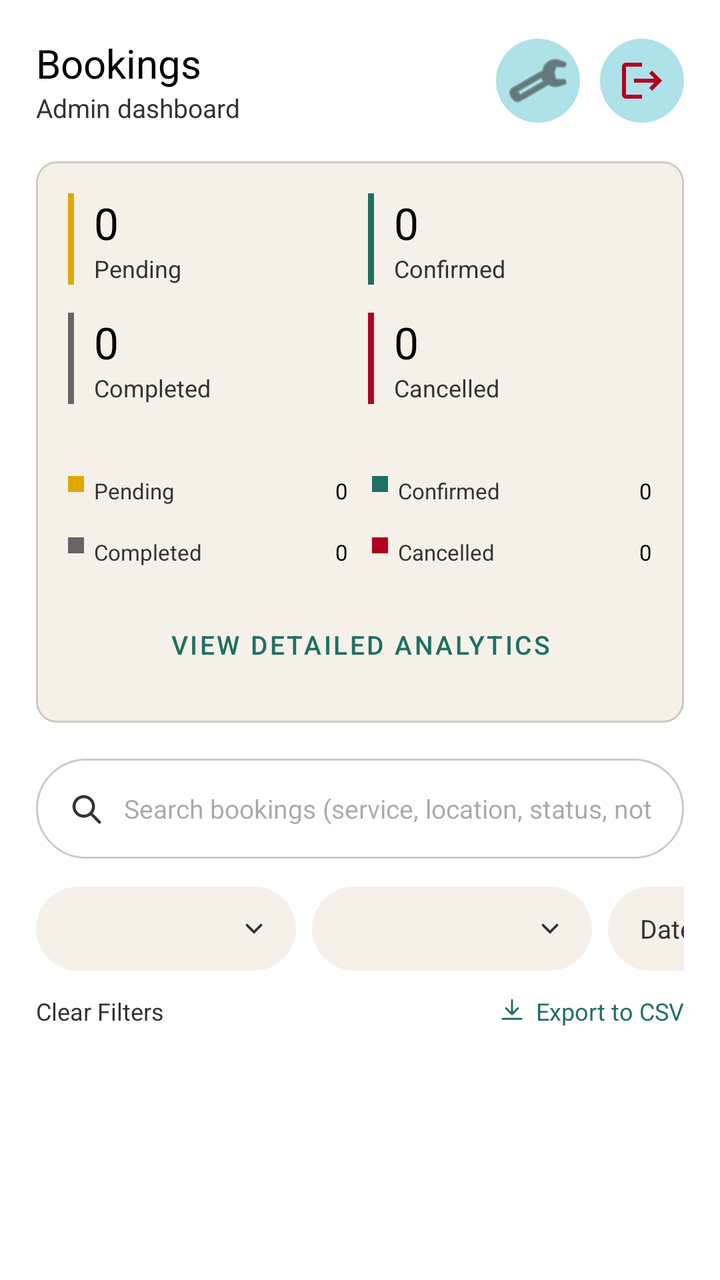
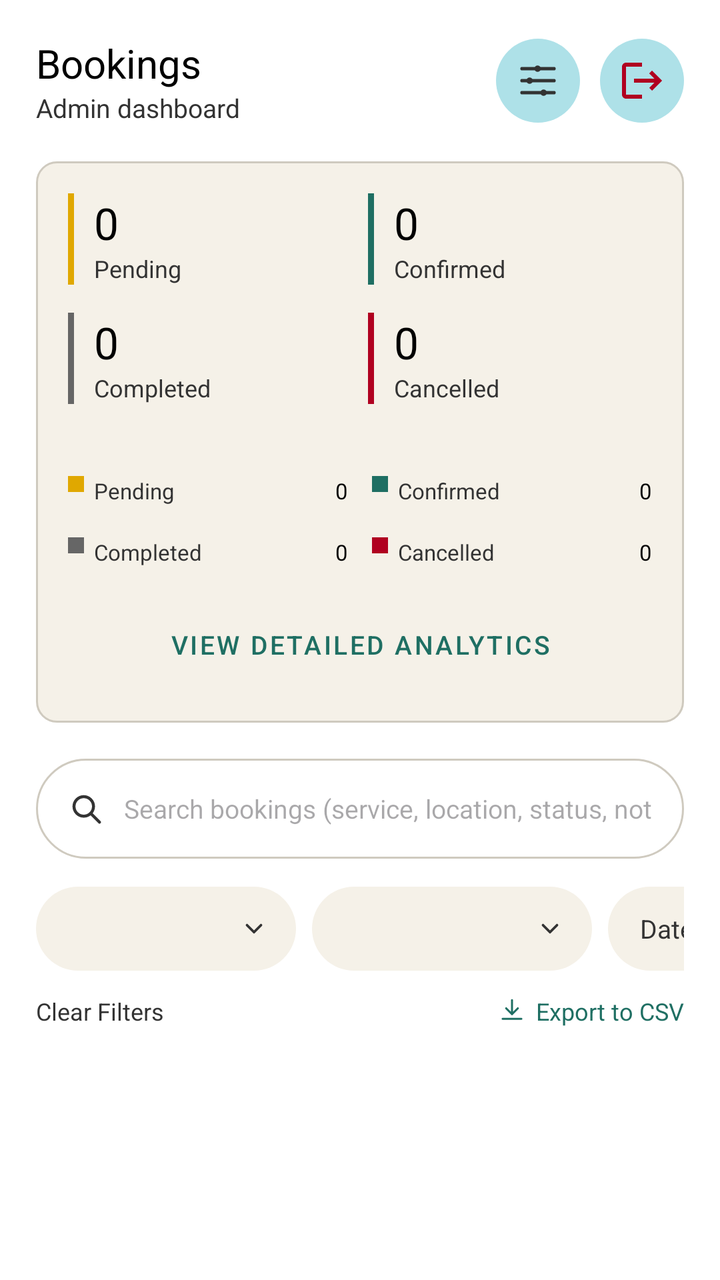

The first picture is an Android layout as it rendered before a commit; the second is the same layout after the commit. The layout source and the unified diff follow.
<!-- AndroidManifest.xml: application theme Theme.MMMBookingApp -->
<!-- res/layout/activity_admin_dashboard.xml -->
<?xml version="1.0" encoding="utf-8"?>
<androidx.core.widget.NestedScrollView xmlns:android="http://schemas.android.com/apk/res/android"
    xmlns:app="http://schemas.android.com/apk/res-auto"
    android:layout_width="match_parent"
    android:layout_height="match_parent"
    android:background="@color/color_background"
    android:fillViewport="true"
    android:scrollbars="vertical"
    android:scrollbarStyle="outsideOverlay"
    android:scrollbarThumbVertical="@color/color_primary"
    android:fadeScrollbars="false">

    <LinearLayout
        android:layout_width="match_parent"
        android:layout_height="wrap_content"
        android:orientation="vertical"
        android:padding="18dp">

        
        <LinearLayout
            android:layout_width="match_parent"
            android:layout_height="wrap_content"
            android:orientation="horizontal"
            android:gravity="center_vertical"
            android:layout_marginBottom="18dp">

            <LinearLayout
                android:layout_width="0dp"
                android:layout_height="wrap_content"
                android:layout_weight="1"
                android:orientation="vertical">

                <TextView
                    android:layout_width="wrap_content"
                    android:layout_height="wrap_content"
                    android:text="@string/dashboard_header_title"
                    android:textColor="@color/color_text_heading"
                    android:textSize="20sp" />

                <TextView
                    android:layout_width="wrap_content"
                    android:layout_height="wrap_content"
                    android:text="@string/admin_dashboard_subtitle"
                    android:textColor="@color/color_text_primary"
                    android:textSize="13sp" />
            </LinearLayout>

            
            <ImageButton
                android:id="@+id/btnSettings"
                android:layout_width="42dp"
                android:layout_height="42dp"
                android:layout_marginEnd="10dp"
                android:background="@drawable/bg_circle_button"
                android:padding="10dp"
                android:src="@android:drawable/ic_menu_manage"
                app:tint="@color/color_text_primary"
                android:contentDescription="@string/btn_settings" />

            
            <ImageButton
                android:id="@+id/btnLogoutAdmin"
                android:layout_width="42dp"
                android:layout_height="42dp"
                android:background="@drawable/bg_circle_button"
                android:padding="10dp"
                android:src="@drawable/ic_logout_arrow"
                app:tint="@color/color_error"
                android:contentDescription="@string/btn_logout_top" />
        </LinearLayout>

        
        <LinearLayout
            android:layout_width="match_parent"
            android:layout_height="wrap_content"
            android:orientation="vertical"
            android:background="@drawable/bg_card"
            android:padding="16dp"
            android:layout_marginBottom="18dp">

            
            <LinearLayout
                android:layout_width="match_parent"
                android:layout_height="wrap_content"
                android:orientation="horizontal"
                android:layout_marginBottom="14dp">

                <LinearLayout
                    android:layout_width="0dp"
                    android:layout_height="wrap_content"
                    android:layout_weight="1"
                    android:orientation="horizontal"
                    android:layout_marginEnd="8dp">

                    <View
                        android:layout_width="3dp"
                        android:layout_height="match_parent"
                        android:background="@color/color_status_pending" />

                    <LinearLayout
                        android:layout_width="match_parent"
                        android:layout_height="wrap_content"
                        android:orientation="vertical"
                        android:paddingStart="10dp">

                        <TextView
                            android:id="@+id/tvSummaryPending"
                            android:layout_width="wrap_content"
                            android:layout_height="wrap_content"
                            android:text="0"
                            android:textColor="@color/color_text_heading"
                            android:textSize="22sp" />

                        <TextView
                            android:layout_width="wrap_content"
                            android:layout_height="wrap_content"
                            android:text="@string/summary_pending"
                            android:textColor="@color/color_text_primary"
                            android:textSize="12sp" />
                    </LinearLayout>
                </LinearLayout>

                <LinearLayout
                    android:layout_width="0dp"
                    android:layout_height="wrap_content"
                    android:layout_weight="1"
                    android:orientation="horizontal">

                    <View
                        android:layout_width="3dp"
                        android:layout_height="match_parent"
                        android:background="@color/color_status_confirmed" />

                    <LinearLayout
                        android:layout_width="match_parent"
                        android:layout_height="wrap_content"
                        android:orientation="vertical"
                        android:paddingStart="10dp">

                        <TextView
                            android:id="@+id/tvSummaryConfirmed"
                            android:layout_width="wrap_content"
                            android:layout_height="wrap_content"
                            android:text="0"
                            android:textColor="@color/color_text_heading"
                            android:textSize="22sp" />

                        <TextView
                            android:layout_width="wrap_content"
                            android:layout_height="wrap_content"
                            android:text="@string/summary_confirmed"
                            android:textColor="@color/color_text_primary"
                            android:textSize="12sp" />
                    </LinearLayout>
                </LinearLayout>
            </LinearLayout>

            <LinearLayout
                android:layout_width="match_parent"
                android:layout_height="wrap_content"
                android:orientation="horizontal"
                android:layout_marginBottom="16dp">

                <LinearLayout
                    android:layout_width="0dp"
                    android:layout_height="wrap_content"
                    android:layout_weight="1"
                    android:orientation="horizontal"
                    android:layout_marginEnd="8dp">

                    <View
                        android:layout_width="3dp"
                        android:layout_height="match_parent"
                        android:background="@color/color_status_completed" />

                    <LinearLayout
                        android:layout_width="match_parent"
                        android:layout_height="wrap_content"
                        android:orientation="vertical"
                        android:paddingStart="10dp">

                        <TextView
                            android:id="@+id/tvSummaryCompleted"
                            android:layout_width="wrap_content"
                            android:layout_height="wrap_content"
                            android:text="0"
                            android:textColor="@color/color_text_heading"
                            android:textSize="22sp" />

                        <TextView
                            android:layout_width="wrap_content"
                            android:layout_height="wrap_content"
                            android:text="@string/summary_completed"
                            android:textColor="@color/color_text_primary"
                            android:textSize="12sp" />
                    </LinearLayout>
                </LinearLayout>

                <LinearLayout
                    android:layout_width="0dp"
                    android:layout_height="wrap_content"
                    android:layout_weight="1"
                    android:orientation="horizontal">

                    <View
                        android:layout_width="3dp"
                        android:layout_height="match_parent"
                        android:background="@color/color_error" />

                    <LinearLayout
                        android:layout_width="match_parent"
                        android:layout_height="wrap_content"
                        android:orientation="vertical"
                        android:paddingStart="10dp">

                        <TextView
                            android:id="@+id/tvSummaryCancelled"
                            android:layout_width="wrap_content"
                            android:layout_height="wrap_content"
                            android:text="0"
                            android:textColor="@color/color_text_heading"
                            android:textSize="22sp" />

                        <TextView
                            android:layout_width="wrap_content"
                            android:layout_height="wrap_content"
                            android:text="@string/summary_cancelled"
                            android:textColor="@color/color_text_primary"
                            android:textSize="12sp" />
                    </LinearLayout>
                </LinearLayout>
            </LinearLayout>

            
            <LinearLayout
                android:layout_width="match_parent"
                android:layout_height="8dp"
                android:orientation="horizontal"
                android:layout_marginBottom="12dp">

                <View
                    android:id="@+id/barPending"
                    android:layout_width="0dp"
                    android:layout_height="match_parent"
                    android:layout_weight="0"
                    android:background="@color/color_status_pending" />

                <View
                    android:id="@+id/barConfirmed"
                    android:layout_width="0dp"
                    android:layout_height="match_parent"
                    android:layout_weight="0"
                    android:background="@color/color_status_confirmed" />

                <View
                    android:id="@+id/barCompleted"
                    android:layout_width="0dp"
                    android:layout_height="match_parent"
                    android:layout_weight="0"
                    android:background="@color/color_status_completed" />

                <View
                    android:id="@+id/barCancelled"
                    android:layout_width="0dp"
                    android:layout_height="match_parent"
                    android:layout_weight="0"
                    android:background="@color/color_error" />

                
                <View
                    android:id="@+id/barEmptyFallback"
                    android:layout_width="0dp"
                    android:layout_height="match_parent"
                    android:layout_weight="0"
                    android:background="@color/color_border" />
            </LinearLayout>

            
            <LinearLayout
                android:layout_width="match_parent"
                android:layout_height="wrap_content"
                android:orientation="horizontal"
                android:layout_marginBottom="16dp">

                <View android:layout_width="8dp" android:layout_height="8dp" android:background="@color/color_status_pending" />
                <TextView
                    android:layout_width="0dp" android:layout_height="wrap_content" android:layout_weight="1"
                    android:layout_marginStart="5dp" android:layout_marginEnd="8dp"
                    android:text="@string/summary_pending" android:textColor="@color/color_text_primary" android:textSize="11sp" />
                <TextView android:id="@+id/tvCountPending" android:layout_width="wrap_content" android:layout_height="wrap_content"
                    android:text="0" android:textColor="@color/color_text_heading" android:textSize="11sp" android:layout_marginEnd="12dp" />

                <View android:layout_width="8dp" android:layout_height="8dp" android:background="@color/color_status_confirmed" />
                <TextView
                    android:layout_width="0dp" android:layout_height="wrap_content" android:layout_weight="1"
                    android:layout_marginStart="5dp" android:layout_marginEnd="8dp"
                    android:text="@string/summary_confirmed" android:textColor="@color/color_text_primary" android:textSize="11sp" />
                <TextView android:id="@+id/tvCountConfirmed" android:layout_width="wrap_content" android:layout_height="wrap_content"
                    android:text="0" android:textColor="@color/color_text_heading" android:textSize="11sp" />
            </LinearLayout>

            <LinearLayout
                android:layout_width="match_parent"
                android:layout_height="wrap_content"
                android:orientation="horizontal"
                android:layout_marginBottom="16dp">

                <View android:layout_width="8dp" android:layout_height="8dp" android:background="@color/color_status_completed" />
                <TextView
                    android:layout_width="0dp" android:layout_height="wrap_content" android:layout_weight="1"
                    android:layout_marginStart="5dp" android:layout_marginEnd="8dp"
                    android:text="@string/summary_completed" android:textColor="@color/color_text_primary" android:textSize="11sp" />
                <TextView android:id="@+id/tvCountCompleted" android:layout_width="wrap_content" android:layout_height="wrap_content"
                    android:text="0" android:textColor="@color/color_text_heading" android:textSize="11sp" android:layout_marginEnd="12dp" />

                <View android:layout_width="8dp" android:layout_height="8dp" android:background="@color/color_error" />
                <TextView
                    android:layout_width="0dp" android:layout_height="wrap_content" android:layout_weight="1"
                    android:layout_marginStart="5dp" android:layout_marginEnd="8dp"
                    android:text="@string/summary_cancelled" android:textColor="@color/color_text_primary" android:textSize="11sp" />
                <TextView android:id="@+id/tvCountCancelled" android:layout_width="wrap_content" android:layout_height="wrap_content"
                    android:text="0" android:textColor="@color/color_text_heading" android:textSize="11sp" />
            </LinearLayout>

            
            <Button
                android:id="@+id/btnViewAnalytics"
                android:layout_width="match_parent"
                android:layout_height="46dp"
                android:text="@string/btn_view_analytics"
                android:textColor="@color/color_primary"
                android:textSize="13sp"
                android:backgroundTint="@color/color_background"
                app:strokeColor="@color/color_primary"
                app:strokeWidth="1dp"
                app:icon="@drawable/ic_arrow_right"
                app:iconTint="@color/color_primary"
                app:iconGravity="end"
                app:iconPadding="8dp"
                style="@style/Widget.MaterialComponents.Button.OutlinedButton" />
        </LinearLayout>

        
        <LinearLayout
            android:layout_width="match_parent"
            android:layout_height="50dp"
            android:orientation="horizontal"
            android:gravity="center_vertical"
            android:background="@drawable/bg_pill_outline"
            android:paddingStart="16dp"
            android:paddingEnd="16dp"
            android:layout_marginBottom="14dp">

            <ImageView
                android:layout_width="18dp"
                android:layout_height="18dp"
                android:src="@drawable/ic_search"
                app:tint="@color/color_text_primary" />

            <EditText
                android:id="@+id/etSearchBookings"
                android:layout_width="0dp"
                android:layout_height="match_parent"
                android:layout_weight="1"
                android:layout_marginStart="10dp"
                android:background="@android:color/transparent"
                android:hint="@string/search_hint"
                android:inputType="text"
                android:maxLines="1"
                android:textColor="@color/color_text_heading"
                android:textSize="13sp" />
        </LinearLayout>

        
        <HorizontalScrollView
            android:layout_width="match_parent"
            android:layout_height="wrap_content"
            android:scrollbars="none"
            android:layout_marginBottom="12dp">

            <LinearLayout
                android:layout_width="wrap_content"
                android:layout_height="wrap_content"
                android:orientation="horizontal">

                <FrameLayout
                    android:layout_width="wrap_content"
                    android:layout_height="42dp"
                    android:layout_marginEnd="8dp">

                    <Spinner
                        android:id="@+id/spinnerFilterStatus"
                        android:layout_width="130dp"
                        android:layout_height="42dp"
                        android:background="@drawable/bg_pill_dark"
                        android:paddingStart="16dp"
                        android:paddingEnd="30dp" />

                    <ImageView
                        android:layout_width="14dp"
                        android:layout_height="14dp"
                        android:layout_gravity="center_vertical|end"
                        android:layout_marginEnd="14dp"
                        android:src="@drawable/ic_chevron_down"
                        app:tint="@color/color_text_primary" />
                </FrameLayout>

                <FrameLayout
                    android:layout_width="wrap_content"
                    android:layout_height="42dp"
                    android:layout_marginEnd="8dp">

                    <Spinner
                        android:id="@+id/spinnerFilterLocation"
                        android:layout_width="140dp"
                        android:layout_height="42dp"
                        android:background="@drawable/bg_pill_dark"
                        android:paddingStart="16dp"
                        android:paddingEnd="30dp" />

                    <ImageView
                        android:layout_width="14dp"
                        android:layout_height="14dp"
                        android:layout_gravity="center_vertical|end"
                        android:layout_marginEnd="14dp"
                        android:src="@drawable/ic_chevron_down"
                        app:tint="@color/color_text_primary" />
                </FrameLayout>

                <LinearLayout
                    android:id="@+id/tvFilterDate"
                    android:layout_width="wrap_content"
                    android:layout_height="42dp"
                    android:orientation="horizontal"
                    android:gravity="center_vertical"
                    android:background="@drawable/bg_pill_dark"
                    android:paddingStart="16dp"
                    android:paddingEnd="14dp">

                    <TextView
                        android:layout_width="wrap_content"
                        android:layout_height="wrap_content"
                        android:text="@string/filter_date_label"
                        android:textColor="@color/color_text_primary"
                        android:textSize="13sp" />

                    <ImageView
                        android:layout_width="14dp"
                        android:layout_height="14dp"
                        android:layout_marginStart="8dp"
                        android:src="@drawable/ic_chevron_down"
                        app:tint="@color/color_text_primary" />
                </LinearLayout>
            </LinearLayout>
        </HorizontalScrollView>

        
        <LinearLayout
            android:layout_width="match_parent"
            android:layout_height="wrap_content"
            android:orientation="horizontal"
            android:gravity="center_vertical"
            android:layout_marginBottom="14dp">

            <TextView
                android:id="@+id/tvClearFilters"
                android:layout_width="0dp"
                android:layout_height="wrap_content"
                android:layout_weight="1"
                android:text="@string/btn_clear_filters"
                android:textColor="@color/color_text_primary"
                android:textSize="12sp" />

            <ImageView
                android:layout_width="14dp"
                android:layout_height="14dp"
                android:src="@drawable/ic_download"
                app:tint="@color/color_primary"
                android:layout_marginEnd="5dp" />

            <TextView
                android:id="@+id/tvExportCsv"
                android:layout_width="wrap_content"
                android:layout_height="wrap_content"
                android:text="@string/btn_export_csv"
                android:textColor="@color/color_primary"
                android:textSize="12sp" />
        </LinearLayout>

        <TextView
            android:id="@+id/tvEmptyState"
            android:layout_width="match_parent"
            android:layout_height="wrap_content"
            android:text="@string/empty_admin_bookings_message"
            android:textColor="@color/color_text_primary"
            android:textSize="14sp"
            android:gravity="center"
            android:padding="32dp"
            android:visibility="gone" />

        <androidx.recyclerview.widget.RecyclerView
            android:id="@+id/recyclerAdminBookings"
            android:layout_width="match_parent"
            android:layout_height="wrap_content"
            android:clipToPadding="false" />

    </LinearLayout>
</androidx.core.widget.NestedScrollView>
<!-- resources referenced by this layout -->
<resources>
  <color name="color_background">#FFFFFF</color>
  <color name="color_border">#CFCABF</color>
  <color name="color_error">#B00020</color>
  <color name="color_primary">#1F6F63</color>
  <color name="color_status_completed">#666666</color>
  <color name="color_status_confirmed">#1F6F63</color>
  <color name="color_status_pending">#E0A800</color>
  <color name="color_text_heading">#000000</color>
  <color name="color_text_primary">#333333</color>
  <!-- drawable bg_card (drawable) -->
  <?xml version="1.0" encoding="utf-8"?>
  <shape xmlns:android="http://schemas.android.com/apk/res/android"
      android:shape="rectangle">
      <solid android:color="@color/color_surface" />
      <corners android:radius="10dp" />
      <stroke android:width="1dp" android:color="@color/color_border" />
  </shape>
  <!-- drawable bg_circle_button (drawable) -->
  <?xml version="1.0" encoding="utf-8"?>
  <shape xmlns:android="http://schemas.android.com/apk/res/android" android:shape="oval">
      <solid android:color="@color/color_highlight" />
  </shape>
  <!-- drawable bg_pill_dark (drawable) -->
  <?xml version="1.0" encoding="utf-8"?>
  <shape xmlns:android="http://schemas.android.com/apk/res/android" android:shape="rectangle">
      <solid android:color="@color/color_surface" />
      <corners android:radius="100dp" />
  </shape>
  <!-- drawable bg_pill_outline (drawable) -->
  <?xml version="1.0" encoding="utf-8"?>
  <shape xmlns:android="http://schemas.android.com/apk/res/android" android:shape="rectangle">
      <solid android:color="@color/color_background" />
      <corners android:radius="30dp" />
      <stroke android:width="1dp" android:color="@color/color_border" />
  </shape>
  <string name="admin_dashboard_subtitle">Admin dashboard</string>
  <string name="btn_clear_filters">Clear Filters</string>
  <string name="btn_export_csv">Export to CSV</string>
  <string name="btn_logout_top">Logout</string>
  <string name="btn_settings">Settings</string>
  <string name="btn_view_analytics">View Detailed Analytics</string>
  <string name="dashboard_header_title">Bookings</string>
  <string name="empty_admin_bookings_message">No bookings match the current filters.</string>
  <string name="filter_date_label">Date</string>
  <string name="search_hint">Search bookings (service, location, status, notes)</string>
  <string name="summary_cancelled">Cancelled</string>
  <string name="summary_completed">Completed</string>
  <string name="summary_confirmed">Confirmed</string>
  <string name="summary_pending">Pending</string>
  <color name="color_surface">#F5F1E8</color>
  <color name="color_highlight">#AEE1E8</color>
  <color name="color_text_on_primary">#FFFFFF</color>
  <!-- unchanged entries left out for length: 6 -->
</resources>

<!-- the commit's change to res/layout/activity_admin_dashboard.xml (unified diff, before → after) -->
@@ -53,7 +53,7 @@
                 android:layout_marginEnd="10dp"
                 android:background="@drawable/bg_circle_button"
                 android:padding="10dp"
-                android:src="@android:drawable/ic_menu_manage"
+                android:src="@drawable/ic_settings_sliders"
                 app:tint="@color/color_text_primary"
                 android:contentDescription="@string/btn_settings" />
 
@@ -266,7 +266,6 @@
                     android:layout_weight="0"
                     android:background="@color/color_error" />
 
-                
                 <View
                     android:id="@+id/barEmptyFallback"
                     android:layout_width="0dp"
<!-- resource entries referenced after the edit -->
@@ -35,6 +35,23 @@
       <corners android:radius="30dp" />
       <stroke android:width="1dp" android:color="@color/color_border" />
   </shape>
+  <!-- drawable ic_settings_sliders (drawable) -->
+  <vector xmlns:android="http://schemas.android.com/apk/res/android"
+      android:width="24dp" android:height="24dp"
+      android:viewportWidth="24" android:viewportHeight="24">
+      <path android:strokeColor="#FF000000" android:strokeWidth="1.7" android:fillColor="@android:color/transparent" android:strokeLineCap="round"
+          android:pathData="M4,6 H10.4 M13.2,6 H20" />
+      <path android:fillColor="#FF000000"
+          android:pathData="M11.8,6 m-1.6,0 a1.6,1.6 0 1,0 3.2,0 a1.6,1.6 0 1,0 -3.2,0" />
+      <path android:strokeColor="#FF000000" android:strokeWidth="1.7" android:fillColor="@android:color/transparent" android:strokeLineCap="round"
+          android:pathData="M4,12 H6.4 M9.2,12 H20" />
+      <path android:fillColor="#FF000000"
+          android:pathData="M7.8,12 m-1.6,0 a1.6,1.6 0 1,0 3.2,0 a1.6,1.6 0 1,0 -3.2,0" />
+      <path android:strokeColor="#FF000000" android:strokeWidth="1.7" android:fillColor="@android:color/transparent" android:strokeLineCap="round"
+          android:pathData="M4,18 H13.4 M16.2,18 H20" />
+      <path android:fillColor="#FF000000"
+          android:pathData="M14.8,18 m-1.6,0 a1.6,1.6 0 1,0 3.2,0 a1.6,1.6 0 1,0 -3.2,0" />
+  </vector>
   <string name="admin_dashboard_subtitle">Admin dashboard</string>
   <string name="btn_clear_filters">Clear Filters</string>
   <string name="btn_export_csv">Export to CSV</string>
